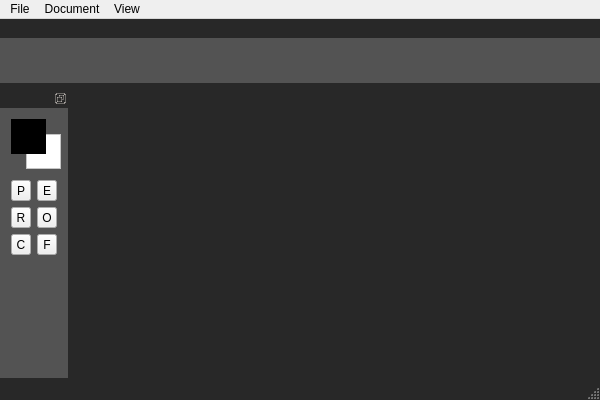
First picture: the form in alpaint/res/Alpaint.ui, repository DatDarkAlpaca/alpaint, before the edit.
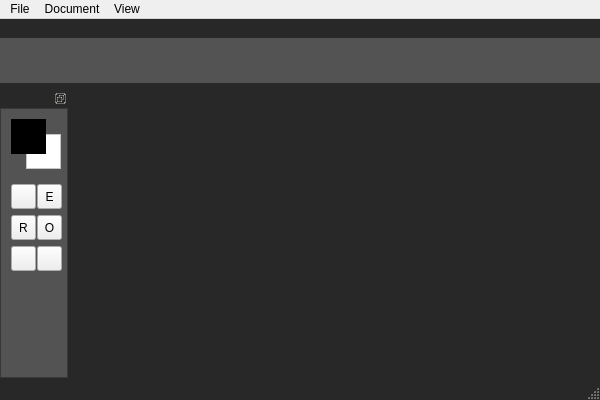
Second picture: the form after the edit. Icons and pictures are not drawn. Custom widgets are drawn as their Qt base class.

The edit to the form file:
```diff
--- a/alpaint/res/Alpaint.ui
+++ b/alpaint/res/Alpaint.ui
@@ -123,6 +123,7 @@
      <string notr="true">QWidget#toolBarContents
 {
 	background-color: rgb(83, 83, 83);
+	border: 1px solid rgb(56, 56, 56);
 }</string>
     </property>
     <layout class="QVBoxLayout" name="verticalLayout_2">
@@ -233,12 +234,43 @@
      <item>
       <layout class="QHBoxLayout" name="horizontalLayout">
        <property name="topMargin">
-        <number>5</number>
+        <number>9</number>
+       </property>
+       <property name="rightMargin">
+        <number>0</number>
        </property>
        <item>
         <widget class="QToolButton" name="pencilButton">
+         <property name="minimumSize">
+          <size>
+           <width>25</width>
+           <height>25</height>
+          </size>
+         </property>
+         <property name="maximumSize">
+          <size>
+           <width>25</width>
+           <height>25</height>
+          </size>
+         </property>
+         <property name="styleSheet">
+          <string notr="true">QToolButton
+{
+	background-color: rgb(50, 50, 50);
+	border: 1px solid rgb(45, 45, 45);
+	border-radius: 3px;
+}
+QToolButton:hover
+{
+	background-color: rgb(70, 70, 70);
+};</string>
+         </property>
          <property name="text">
-          <string>P</string>
+          <string/>
+         </property>
+         <property name="icon">
+          <iconset>
+           <normaloff>icons/pencil.png</normaloff>icons/pencil.png</iconset>
          </property>
          <property name="shortcut">
           <string>B</string>
@@ -247,6 +279,31 @@
        </item>
        <item>
         <widget class="QToolButton" name="eraserButton">
+         <property name="minimumSize">
+          <size>
+           <width>25</width>
+           <height>25</height>
+          </size>
+         </property>
+         <property name="maximumSize">
+          <size>
+           <width>25</width>
+           <height>25</height>
+          </size>
+         </property>
+         <property name="styleSheet">
+          <string notr="true">QToolButton
+{
+	background-color: rgb(50, 50, 50);
+	border: 1px solid rgb(45, 45, 45);
+	border-radius: 3px;
+	color: white;
+}
+QToolButton:hover
+{
+	background-color: rgb(70, 70, 70);
+};</string>
+         </property>
          <property name="text">
           <string>E</string>
          </property>
@@ -264,6 +321,31 @@
        </property>
        <item>
         <widget class="QToolButton" name="rectButton">
+         <property name="minimumSize">
+          <size>
+           <width>25</width>
+           <height>25</height>
+          </size>
+         </property>
+         <property name="maximumSize">
+          <size>
+           <width>25</width>
+           <height>25</height>
+          </size>
+         </property>
+         <property name="styleSheet">
+          <string notr="true">QToolButton
+{
+	background-color: rgb(50, 50, 50);
+	border: 1px solid rgb(45, 45, 45);
+	border-radius: 3px;
+	color: white;
+}
+QToolButton:hover
+{
+	background-color: rgb(70, 70, 70);
+};</string>
+         </property>
          <property name="text">
           <string>R</string>
          </property>
@@ -271,6 +353,31 @@
        </item>
        <item>
         <widget class="QToolButton" name="ellipseButton">
+         <property name="minimumSize">
+          <size>
+           <width>25</width>
+           <height>25</height>
+          </size>
+         </property>
+         <property name="maximumSize">
+          <size>
+           <width>25</width>
+           <height>25</height>
+          </size>
+         </property>
+         <property name="styleSheet">
+          <string notr="true">QToolButton
+{
+	background-color: rgb(50, 50, 50);
+	border: 1px solid rgb(45, 45, 45);
+	border-radius: 3px;
+	color: white;
+}
+QToolButton:hover
+{
+	background-color: rgb(70, 70, 70);
+};</string>
+         </property>
          <property name="text">
           <string>O</string>
          </property>
@@ -285,8 +392,37 @@
        </property>
        <item>
         <widget class="QToolButton" name="colorPickerButton">
+         <property name="minimumSize">
+          <size>
+           <width>25</width>
+           <height>25</height>
+          </size>
+         </property>
+         <property name="maximumSize">
+          <size>
+           <width>25</width>
+           <height>25</height>
+          </size>
+         </property>
+         <property name="styleSheet">
+          <string notr="true">QToolButton
+{
+	background-color: rgb(50, 50, 50);
+	border: 1px solid rgb(45, 45, 45);
+	border-radius: 3px;
+	color: white;
+}
+QToolButton:hover
+{
+	background-color: rgb(70, 70, 70);
+};</string>
+         </property>
          <property name="text">
-          <string>C</string>
+          <string/>
+         </property>
+         <property name="icon">
+          <iconset>
+           <normaloff>icons/pipette.png</normaloff>icons/pipette.png</iconset>
          </property>
          <property name="shortcut">
           <string>Ctrl+S</string>
@@ -295,8 +431,37 @@
        </item>
        <item>
         <widget class="QToolButton" name="fillButton">
+         <property name="minimumSize">
+          <size>
+           <width>25</width>
+           <height>25</height>
+          </size>
+         </property>
+         <property name="maximumSize">
+          <size>
+           <width>25</width>
+           <height>25</height>
+          </size>
+         </property>
+         <property name="styleSheet">
+          <string notr="true">QToolButton
+{
+	background-color: rgb(50, 50, 50);
+	border: 1px solid rgb(45, 45, 45);
+	border-radius: 3px;
+	color: white;
+}
+QToolButton:hover
+{
+	background-color: rgb(70, 70, 70);
+};</string>
+         </property>
          <property name="text">
-          <string>F</string>
+          <string/>
+         </property>
+         <property name="icon">
+          <iconset>
+           <normaloff>icons/fill.png</normaloff>icons/fill.png</iconset>
          </property>
          <property name="shortcut">
           <string>F</string>
```
Left out of the diff: 12 changed lines with no effect on the pictures.
